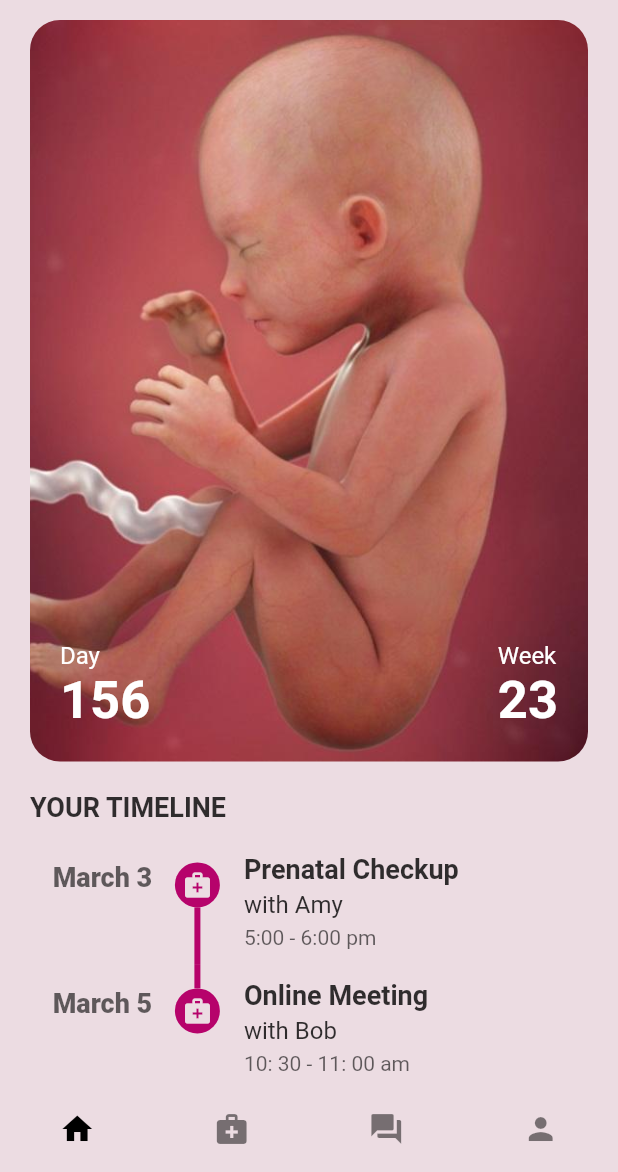
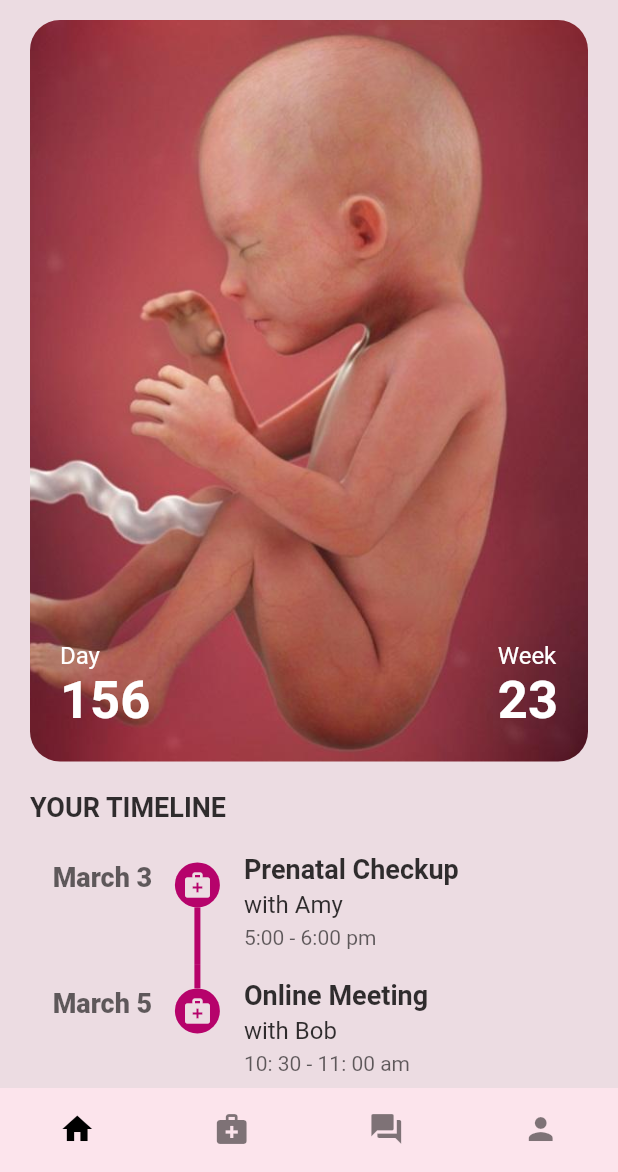
Before and after one commit to GDSC-2022/Preg9_FE, a Flutter app: the screen it shows after launch, on a phone screen of 412 x 824 dp, the part 64-1236 px from its top. Run offline on Flutter 3.47's test engine with Material 2 defaults, Android fonts, the phone set to English and light mode, and no system bars; drawn by our look-alikes of timeline_tile.

Commit message:
Update home.dart

```diff
--- a/lib/home.dart
+++ b/lib/home.dart
@@ -29,24 +29,12 @@ class _HomePageState extends State<HomePage> {
   Widget build(BuildContext context) {
     return Scaffold(
       body: pages[currentIndex],
-      bottomNavigationBar: BottomNavigationBar(
-          type: BottomNavigationBarType.fixed,
-          backgroundColor: const Color.fromARGB(255, 236, 220, 226),
-          onTap: onTap,
-          currentIndex: currentIndex,
-          selectedItemColor: Colors.black,
-          unselectedItemColor: Colors.black.withOpacity(0.5),
-          elevation: 0,
-          showSelectedLabels: false,
-          showUnselectedLabels: false,
-          items: const [
-            BottomNavigationBarItem(label: 'Home', icon: Icon(Icons.home)),
-            BottomNavigationBarItem(
-                label: 'My Doctors', icon: Icon(Icons.medical_services)),
-            BottomNavigationBarItem(
-                label: 'Community', icon: Icon(Icons.forum)),
-            BottomNavigationBarItem(label: 'Me', icon: Icon(Icons.person)),
-          ]),
+      bottomNavigationBar: BottomNavigationBar(type: BottomNavigationBarType.fixed, backgroundColor: Colors.pink[50], onTap: onTap, currentIndex: currentIndex, selectedItemColor: Colors.black, unselectedItemColor: Colors.black.withOpacity(0.5), elevation: 0, showSelectedLabels: false, showUnselectedLabels: false, items: const [
+        BottomNavigationBarItem(label: 'Home', icon: Icon(Icons.home)),
+        BottomNavigationBarItem(label: 'My Doctors', icon: Icon(Icons.medical_services)),
+        BottomNavigationBarItem(label: 'Community', icon: Icon(Icons.forum)),
+        BottomNavigationBarItem(label: 'Me', icon: Icon(Icons.person)),
+      ]),
     );
   }
 }
```
